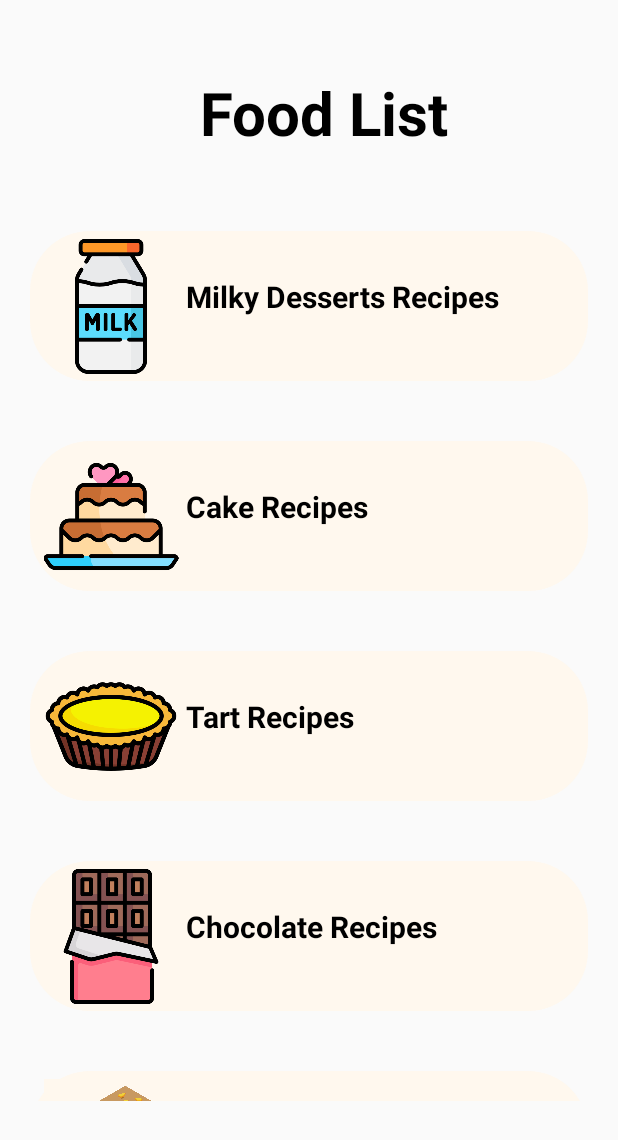
After one commit to flzyldzt/RecipeApp, an Android app: the fragment RecipeCategoryListFragment shown on its own in the app's theme, on a phone screen of 412 x 824 dp. The commit adds this screen. Shown: the top 1140 px of the screen. Run offline under Robolectric (Android 15) with nearby library versions, the phone set to English and light mode, and no system bars.

Commit message:
-RecipeCategoriesListAdapter,RecipeCategoriesListModel,RecipeCategoriesListFragment ve tasarımı yapıldı. -RecipeCategoriesFragment->RecipeCategoriesListFragment e geçiş yapıldı

```diff
--- a/app/src/main/java/com/example/yemektarifiapp/RecipeCategoriesAdapter.java
+++ b/app/src/main/java/com/example/yemektarifiapp/RecipeCategoriesAdapter.java
@@ -1,5 +1,6 @@
 package com.example.yemektarifiapp;
 
+import android.annotation.SuppressLint;
 import android.content.Context;
 import android.view.LayoutInflater;
 import android.view.View;
@@ -8,6 +9,7 @@ import android.widget.ImageView;
 import android.widget.TextView;
 
 import androidx.annotation.NonNull;
+import androidx.constraintlayout.widget.ConstraintLayout;
 import androidx.recyclerview.widget.RecyclerView;
 
 import java.util.ArrayList;
@@ -15,10 +17,12 @@ import java.util.ArrayList;
 public class RecipeCategoriesAdapter extends RecyclerView.Adapter<RecipeCategoriesAdapter.CategoriesHolder> {
     private ArrayList<RecipeCategoriesModel> modelArrayList;
     private Context context;
+    private SelectCategoriesInterface selectCategoriesInterface;
 
-    public RecipeCategoriesAdapter(ArrayList<RecipeCategoriesModel> list, Context context) {
+    public RecipeCategoriesAdapter(ArrayList<RecipeCategoriesModel> list, Context context, SelectCategoriesInterface selectCategoriesInterface) {
         this.modelArrayList = list;
         this.context = context;
+        this.selectCategoriesInterface = selectCategoriesInterface;
     }
 
     @NonNull
@@ -29,10 +33,16 @@ public class RecipeCategoriesAdapter extends RecyclerView.Adapter<RecipeCategori
     }
 
     @Override
-    public void onBindViewHolder(@NonNull CategoriesHolder holder, int position) {
+    public void onBindViewHolder(@NonNull CategoriesHolder holder, @SuppressLint("RecyclerView") int position) {
         RecipeCategoriesModel recipeCategoriesModel = modelArrayList.get(position);
         holder.categoriesText.setText(recipeCategoriesModel.getTitle());
         holder.categoriesPicture.setImageResource(recipeCategoriesModel.getImageId());
+        holder.constraintLayout.setOnClickListener(new View.OnClickListener() {
+            @Override
+            public void onClick(View v) {
+                selectCategoriesInterface.onItemClick(modelArrayList.get(position));
+            }
+        });
     }
 
     @Override
@@ -43,11 +53,13 @@ public class RecipeCategoriesAdapter extends RecyclerView.Adapter<RecipeCategori
     public class CategoriesHolder extends RecyclerView.ViewHolder {
         private TextView categoriesText;
         private ImageView categoriesPicture;
+        public ConstraintLayout constraintLayout;
 
         public CategoriesHolder(@NonNull View itemView) {
             super(itemView);
             categoriesText = itemView.findViewById(R.id.tvRecipeCategoryText);
             categoriesPicture = itemView.findViewById(R.id.ivRecipeCategoryPictures);
+            constraintLayout = itemView.findViewById(R.id.rvCategories);
         }
     }
 }
--- a/app/src/main/java/com/example/yemektarifiapp/RecipeCategoriesFragment.java
+++ b/app/src/main/java/com/example/yemektarifiapp/RecipeCategoriesFragment.java
@@ -1,32 +1,36 @@
 package com.example.yemektarifiapp;
 
 import android.os.Bundle;
+
 import androidx.fragment.app.Fragment;
 import androidx.recyclerview.widget.GridLayoutManager;
 import androidx.recyclerview.widget.RecyclerView;
+
 import android.view.LayoutInflater;
 import android.view.View;
 import android.view.ViewGroup;
 import android.widget.TextView;
+import android.widget.Toast;
+
 import java.util.ArrayList;
 
-public class RecipeCategoriesFragment extends Fragment {
+public class RecipeCategoriesFragment extends Fragment implements SelectCategoriesInterface {
 
     View view;
     TextView tvCategoriesLogo;
     private RecyclerView recyclerView;
-    ArrayList<RecipeCategoriesModel> recipeCategoriesModels;
+    ArrayList<RecipeCategoriesModel> recipeCategoriesModel;
 
     @Override
     public View onCreateView(LayoutInflater inflater, ViewGroup container, Bundle savedInstanceState) {
         view = inflater.inflate(R.layout.fragment_recipe_category, container, false);
-        define();
+        defineRecipeCategoriesViews();
         getList();
         setAdapter();
         return view;
     }
 
-    public void define() {
+    public void defineRecipeCategoriesViews() {
         recyclerView = view.findViewById(R.id.recyclerView);
         tvCategoriesLogo = view.findViewById(R.id.tvCategories);
     }
@@ -36,19 +40,26 @@ public class RecipeCategoriesFragment extends Fragment {
         //recıpeModel -- ımage ve rext
         // Recipe model listrını retun edecek
 
-        recipeCategoriesModels = new ArrayList<>();
-        recipeCategoriesModels.add(new RecipeCategoriesModel("DESSERTS", R.drawable.dessert_icon));
-        recipeCategoriesModels.add(new RecipeCategoriesModel("SOUPS", R.drawable.soup_icon));
-        recipeCategoriesModels.add(new RecipeCategoriesModel("SALADS", R.drawable.salad_icon));
-        recipeCategoriesModels.add(new RecipeCategoriesModel("LEGUMES", R.drawable.legumes_icon));
-        recipeCategoriesModels.add(new RecipeCategoriesModel("VEGETABLES", R.drawable.vegetable_icon));
-        recipeCategoriesModels.add(new RecipeCategoriesModel("MEATS", R.drawable.meat_icon));
+        recipeCategoriesModel = new ArrayList<>();
+        recipeCategoriesModel.add(new RecipeCategoriesModel("DESSERTS", R.drawable.dessert_icon));
+        recipeCategoriesModel.add(new RecipeCategoriesModel("SOUPS", R.drawable.soup_icon));
+        recipeCategoriesModel.add(new RecipeCategoriesModel("SALADS", R.drawable.salad_icon));
+        recipeCategoriesModel.add(new RecipeCategoriesModel("LEGUMES", R.drawable.legumes_icon));
+        recipeCategoriesModel.add(new RecipeCategoriesModel("VEGETABLES", R.drawable.vegetable_icon));
+        recipeCategoriesModel.add(new RecipeCategoriesModel("MEATS", R.drawable.meat_icon));
     }
 
     public void setAdapter() {
-        RecipeCategoriesAdapter adapter = new RecipeCategoriesAdapter(recipeCategoriesModels, getContext());
+        RecipeCategoriesAdapter adapter = new RecipeCategoriesAdapter(recipeCategoriesModel, getContext(), this);
         GridLayoutManager gridLayoutManager = new GridLayoutManager(getContext(), 2);
         recyclerView.setLayoutManager(gridLayoutManager);
         recyclerView.setAdapter(adapter);
     }
+
+    @Override
+    public void onItemClick(RecipeCategoriesModel recipeCategoriesModel) {
+        ChangeFragment changeFragment = new ChangeFragment(getContext());
+        changeFragment.change(new RecipeCategoryListFragment());
+    }
+
 }
--- /dev/null
+++ b/app/src/main/java/com/example/yemektarifiapp/RecipeCategoriesListAdapter.java
@@ -0,0 +1,54 @@
+package com.example.yemektarifiapp;
+
+import android.content.Context;
+import android.view.LayoutInflater;
+import android.view.View;
+import android.view.ViewGroup;
+import android.widget.ImageView;
+import android.widget.TextView;
+
+import androidx.annotation.NonNull;
+import androidx.recyclerview.widget.RecyclerView;
+
+import java.util.ArrayList;
+
+public class RecipeCategoriesListAdapter extends RecyclerView.Adapter<RecipeCategoriesListAdapter.CategoryListHolder> {
+
+    ArrayList<RecipeCategoriesListModel> modelArrayList;
+    Context context;
+
+    public RecipeCategoriesListAdapter(ArrayList<RecipeCategoriesListModel> modelArrayList, Context context) {
+        this.modelArrayList = modelArrayList;
+        this.context = context;
+    }
+
+    @NonNull
+    @Override
+    public CategoryListHolder onCreateViewHolder(@NonNull ViewGroup parent, int viewType) {
+        View view = LayoutInflater.from(parent.getContext()).inflate(R.layout.item_recipe_categories_list, parent, false);
+        return new CategoryListHolder(view);
+    }
+
+    @Override
+    public void onBindViewHolder(@NonNull CategoryListHolder holder, int position) {
+        RecipeCategoriesListModel recipeCategoriesListModel = modelArrayList.get(position);
+        holder.categoryListTitle.setText(recipeCategoriesListModel.getTitle());
+        holder.categoryListPicture.setImageResource(recipeCategoriesListModel.getImageId());
+    }
+
+    @Override
+    public int getItemCount() {
+        return modelArrayList.size();
+    }
+
+    public class CategoryListHolder extends RecyclerView.ViewHolder {
+        private TextView categoryListTitle;
+        private ImageView categoryListPicture;
+
+        public CategoryListHolder(@NonNull View itemView) {
+            super(itemView);
+            categoryListTitle = itemView.findViewById(R.id.tvRecipeCategoryListTitle);
+            categoryListPicture = itemView.findViewById(R.id.ivRecipeCategoryListPicture);
+        }
+    }
+}
--- /dev/null
+++ b/app/src/main/java/com/example/yemektarifiapp/RecipeCategoriesListModel.java
@@ -0,0 +1,31 @@
+package com.example.yemektarifiapp;
+
+import java.util.PrimitiveIterator;
+
+public class RecipeCategoriesListModel {
+    private String title;
+
+    private int imageId;
+
+    public RecipeCategoriesListModel(String title, int imageId) {
+        this.title = title;
+        this.imageId = imageId;
+    }
+
+    public String getTitle() {
+        return title;
+    }
+
+    public void setTitle(String title) {
+        this.title = title;
+    }
+
+
+    public int getImageId() {
+        return imageId;
+    }
+
+    public void setImageId(int imageId) {
+        this.imageId = imageId;
+    }
+}
--- /dev/null
+++ b/app/src/main/java/com/example/yemektarifiapp/RecipeCategoryListFragment.java
@@ -0,0 +1,52 @@
+package com.example.yemektarifiapp;
+
+import android.os.Bundle;
+
+import androidx.fragment.app.Fragment;
+import androidx.recyclerview.widget.LinearLayoutManager;
+import androidx.recyclerview.widget.RecyclerView;
+
+import android.view.LayoutInflater;
+import android.view.View;
+import android.view.ViewGroup;
+import android.widget.TextView;
+
+import java.util.ArrayList;
+
+public class RecipeCategoryListFragment extends Fragment {
+    View view;
+    RecyclerView recyclerView;
+    TextView tvFoodsLogo;
+    ArrayList<RecipeCategoriesListModel> recipeCategoriesListModels;
+
+    @Override
+    public View onCreateView(LayoutInflater inflater, ViewGroup container,
+                             Bundle savedInstanceState) {
+        view = inflater.inflate(R.layout.fragment_recipe_category_list, container, false);
+        defineRecipeCategoriesListViews();
+        getList();
+        setAdapter();
+        return view;
+    }
+
+    public void defineRecipeCategoriesListViews(){
+        recyclerView = view.findViewById(R.id.recyclerView);
+        tvFoodsLogo = view.findViewById(R.id.tvFoodsLogo);
+    }
+
+    public void getList(){
+        recipeCategoriesListModels = new ArrayList<>();
+        recipeCategoriesListModels.add(new RecipeCategoriesListModel("Milky Desserts Recipes",R.drawable.milky_desserts));
+        recipeCategoriesListModels.add(new RecipeCategoriesListModel("Cake Recipes",R.drawable.cake));
+        recipeCategoriesListModels.add(new RecipeCategoriesListModel("Tart Recipes", R.drawable.tart_recipes));
+        recipeCategoriesListModels.add(new RecipeCategoriesListModel("Chocolate Recipes", R.drawable.chocolate_recipes));
+        recipeCategoriesListModels.add(new RecipeCategoriesListModel("Halva Recipes", R.drawable.halva_recipes));
+    }
+
+    public void setAdapter(){
+        RecipeCategoriesListAdapter adapter = new RecipeCategoriesListAdapter(recipeCategoriesListModels,getContext());
+        LinearLayoutManager linearLayoutManager = new LinearLayoutManager(getContext());
+        recyclerView.setLayoutManager(linearLayoutManager);
+        recyclerView.setAdapter(adapter);
+    }
+}
--- /dev/null
+++ b/app/src/main/java/com/example/yemektarifiapp/SelectCategoriesInterface.java
@@ -0,0 +1,6 @@
+package com.example.yemektarifiapp;
+
+public interface SelectCategoriesInterface {
+
+    void onItemClick(RecipeCategoriesModel recipeCategoriesModel);
+}
--- /dev/null
+++ b/app/src/main/res/layout/fragment_recipe_category_list.xml
@@ -0,0 +1,35 @@
+<?xml version="1.0" encoding="utf-8"?>
+<androidx.constraintlayout.widget.ConstraintLayout xmlns:android="http://schemas.android.com/apk/res/android"
+    xmlns:app="http://schemas.android.com/apk/res-auto"
+    xmlns:tools="http://schemas.android.com/tools"
+    android:layout_width="match_parent"
+    android:layout_height="wrap_content"
+    tools:context=".RecipeCategoryListFragment">
+
+    <TextView
+        android:id="@+id/tvFoodsLogo"
+        android:layout_width="wrap_content"
+        android:layout_height="wrap_content"
+        android:layout_marginTop="48dp"
+        android:text="@string/tw_food_list_title"
+        android:textColor="@color/black"
+        android:textSize="@dimen/text_size_40sp"
+        android:textStyle="bold"
+        app:layout_constraintEnd_toEndOf="parent"
+        app:layout_constraintHorizontal_bias="0.543"
+        app:layout_constraintStart_toStartOf="parent"
+        app:layout_constraintTop_toTopOf="parent" />
+
+    <androidx.recyclerview.widget.RecyclerView
+        android:id="@+id/recyclerView"
+        android:layout_width="match_parent"
+        android:layout_height="600dp"
+        android:layout_marginTop="32dp"
+        app:layoutManager="androidx.recyclerview.widget.LinearLayoutManager"
+        app:layout_constraintEnd_toEndOf="parent"
+        app:layout_constraintHorizontal_bias="0.0"
+        app:layout_constraintStart_toStartOf="parent"
+        app:layout_constraintTop_toBottomOf="@+id/tvFoodsLogo"
+        tools:listitem="@layout/fragment_recipe_category_list" />
+
+</androidx.constraintlayout.widget.ConstraintLayout>
--- a/app/src/main/res/layout/item_recipe_categories.xml
+++ b/app/src/main/res/layout/item_recipe_categories.xml
@@ -5,7 +5,8 @@
     android:layout_width="150dp"
     android:layout_height="150dp"
     android:layout_margin="@dimen/margin_20dp"
-    android:background="@drawable/food_list_pictures_background">
+    android:background="@drawable/food_list_pictures_background"
+    android:id="@+id/rvCategories">
 
     <ImageView
         android:id="@+id/ivRecipeCategoryPictures"
@@ -29,6 +30,6 @@
         app:layout_constraintEnd_toEndOf="parent"
         app:layout_constraintStart_toStartOf="parent"
         app:layout_constraintTop_toBottomOf="@+id/ivRecipeCategoryPictures"
-        tools:text="@string/tw_log_in_title" />
+        tools:text="@string/tw_dessert_title" />
 
 </androidx.constraintlayout.widget.ConstraintLayout>
--- /dev/null
+++ b/app/src/main/res/layout/item_recipe_categories_list.xml
@@ -0,0 +1,36 @@
+<?xml version="1.0" encoding="utf-8"?>
+<androidx.constraintlayout.widget.ConstraintLayout xmlns:android="http://schemas.android.com/apk/res/android"
+    xmlns:app="http://schemas.android.com/apk/res-auto"
+    xmlns:tools="http://schemas.android.com/tools"
+    android:layout_width="match_parent"
+    android:layout_height="100dp"
+    android:layout_margin="@dimen/margin_20dp"
+    android:background="@drawable/food_list_pictures_background">
+
+    <ImageView
+        android:id="@+id/ivRecipeCategoryListPicture"
+        android:layout_width="100dp"
+        android:layout_height="90dp"
+        android:layout_marginStart="4dp"
+        android:src="@drawable/milky_desserts"
+        app:layout_constraintBottom_toBottomOf="parent"
+        app:layout_constraintStart_toStartOf="parent"
+        app:layout_constraintTop_toTopOf="parent" />
+
+    <TextView
+        android:id="@+id/tvRecipeCategoryListTitle"
+        android:layout_width="0dp"
+        android:layout_height="wrap_content"
+        android:layout_marginTop="@dimen/margin_30dp"
+        android:text="@string/tv_cl_title_milky_desserts"
+        android:textAlignment="textStart"
+        android:textColor="@color/black"
+        android:textSize="@dimen/text_size_20sp"
+        android:textStyle="bold"
+        app:layout_constraintEnd_toEndOf="parent"
+        app:layout_constraintHorizontal_bias="0.395"
+        app:layout_constraintStart_toEndOf="@+id/ivRecipeCategoryListPicture"
+        app:layout_constraintTop_toTopOf="parent" />
+
+
+</androidx.constraintlayout.widget.ConstraintLayout>
--- a/app/src/main/res/values/dimens.xml
+++ b/app/src/main/res/values/dimens.xml
@@ -1,6 +1,7 @@
 <?xml version="1.0" encoding="utf-8"?>
 <resources>
     <dimen name="text_size_40sp">40sp</dimen>
+    <dimen name="text_size_20sp">20sp</dimen>
     <dimen name="text_size_18sp">18sp</dimen>
     <dimen name="text_size_16sp">16sp</dimen>
     <dimen name="text_size_14sp">14sp</dimen>
@@ -9,7 +10,9 @@
     <dimen name="margin_10dp">10dp</dimen>
     <dimen name="margin_16dp">16dp</dimen>
     <dimen name="margin_20dp">20dp</dimen>
+    <dimen name="margin_30dp">30dp</dimen>
     <dimen name="radius_50dp">50dp</dimen>
     <dimen name="radius_40dp">40dp</dimen>
     <dimen name="radius_10dp">10dp</dimen>
+    <dimen name="padding_3dp">3dp</dimen>
 </resources>
--- a/app/src/main/res/values/strings.xml
+++ b/app/src/main/res/values/strings.xml
@@ -19,5 +19,6 @@
     <string name="tw_sign_up_title">Sign Up</string>
     <string name="tv_categories_title">Categories</string>
     <string name="cb_text">I would like to receive your newsletter and other promotional information.</string>
-
+    <string name="tv_cl_title_milky_desserts">Milky Desserts Recipes</string>
+    <string name="tv_cl_title_cake_recipes">Cake Recipes</string>
 </resources>
```
Also changed, not shown: app/src/main/res/drawable/cake.png (added), app/src/main/res/drawable/chocolate_recipes.png (added), app/src/main/res/drawable/halva_recipes.jpg (added), app/src/main/res/drawable/milky_desserts.png (added), app/src/main/res/drawable/tart_recipes.png (added).
